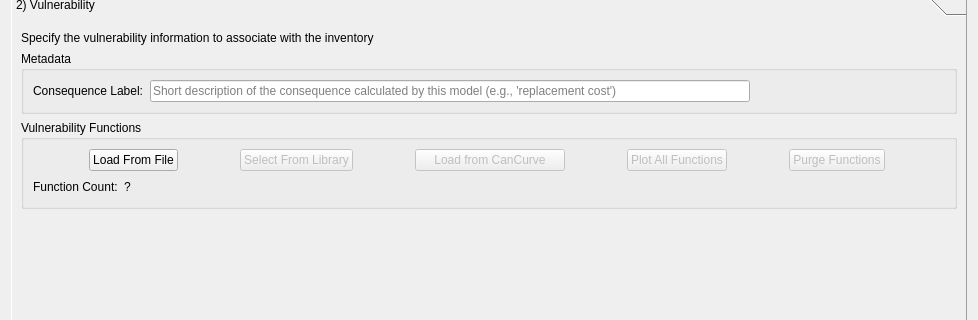
Above: canflood2/canflood2_model_config.ui from cefect/CanFlood2 before the change; both pictures show x 0 to 978 and y 202 to 522 of the 978 by 991 pixel window. Below: the same form after it.
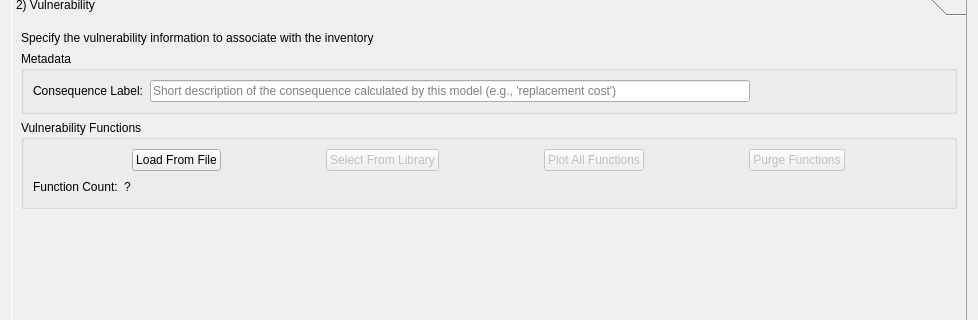
That is the form after the change. The open tabs and pages were chosen to show the change. Icons and pictures are not drawn. Custom widgets are drawn as their Qt base class.

Commit message: relocate CanCurve connection placeholder

The edit to the form file:
```diff
--- a/canflood2/canflood2_model_config.ui
+++ b/canflood2/canflood2_model_config.ui
@@ -985,22 +985,6 @@
               </property>
              </widget>
             </item>
-            <item>
-             <widget class="QPushButton" name="pushButton">
-              <property name="enabled">
-               <bool>false</bool>
-              </property>
-              <property name="maximumSize">
-               <size>
-                <width>150</width>
-                <height>16777215</height>
-               </size>
-              </property>
-              <property name="text">
-               <string>Load from CanCurve</string>
-              </property>
-             </widget>
-            </item>
             <item>
              <widget class="QPushButton" name="pushButton_4">
               <property name="enabled">
```
The commit also changes 1 other file.
